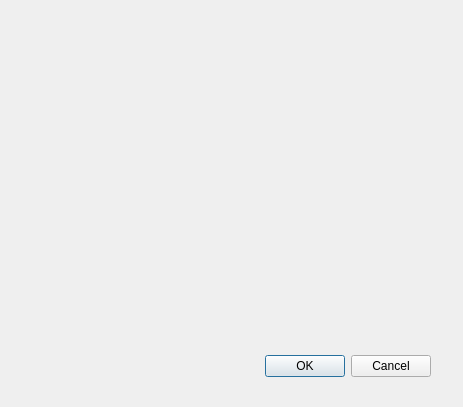
This is SpriteCreator/spritedetaildialog.ui in qwertylevel3/TestEngine as Qt 5 draws it before an edit. The edited form follows.
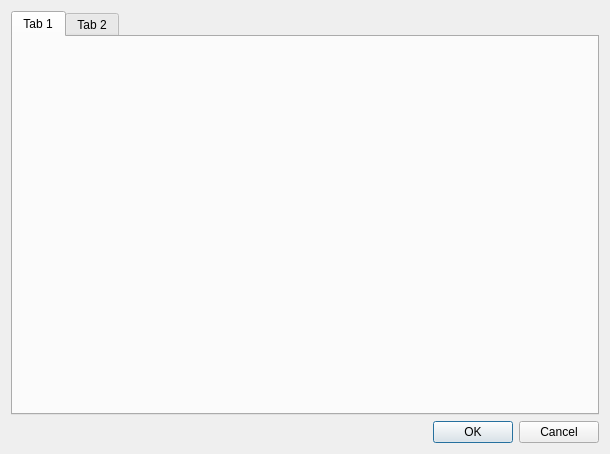
This is the edited form.

```diff
--- a/SpriteCreator/spritedetaildialog.ui
+++ b/SpriteCreator/spritedetaildialog.ui
@@ -6,22 +6,30 @@
    <rect>
     <x>0</x>
     <y>0</y>
-    <width>463</width>
-    <height>407</height>
+    <width>610</width>
+    <height>454</height>
    </rect>
   </property>
   <property name="windowTitle">
    <string>Dialog</string>
   </property>
+  <layout class="QGridLayout" name="gridLayout">
+   <item row="0" column="0">
+    <widget class="QTabWidget" name="tabWidget">
+     <widget class="QWidget" name="tab">
+      <attribute name="title">
+       <string>Tab 1</string>
+      </attribute>
+     </widget>
+     <widget class="QWidget" name="tab_2">
+      <attribute name="title">
+       <string>Tab 2</string>
+      </attribute>
+     </widget>
+    </widget>
+   </item>
+   <item row="1" column="0">
   <widget class="QDialogButtonBox" name="buttonBox">
-   <property name="geometry">
-    <rect>
-     <x>90</x>
-     <y>351</y>
-     <width>341</width>
-     <height>31</height>
-    </rect>
-   </property>
    <property name="orientation">
     <enum>Qt::Horizontal</enum>
    </property>
@@ -29,6 +37,8 @@
     <set>QDialogButtonBox::Cancel|QDialogButtonBox::Ok</set>
    </property>
   </widget>
+   </item>
+  </layout>
  </widget>
  <resources/>
  <connections>
```
Lines whose indentation alone changed are shown as unchanged.
